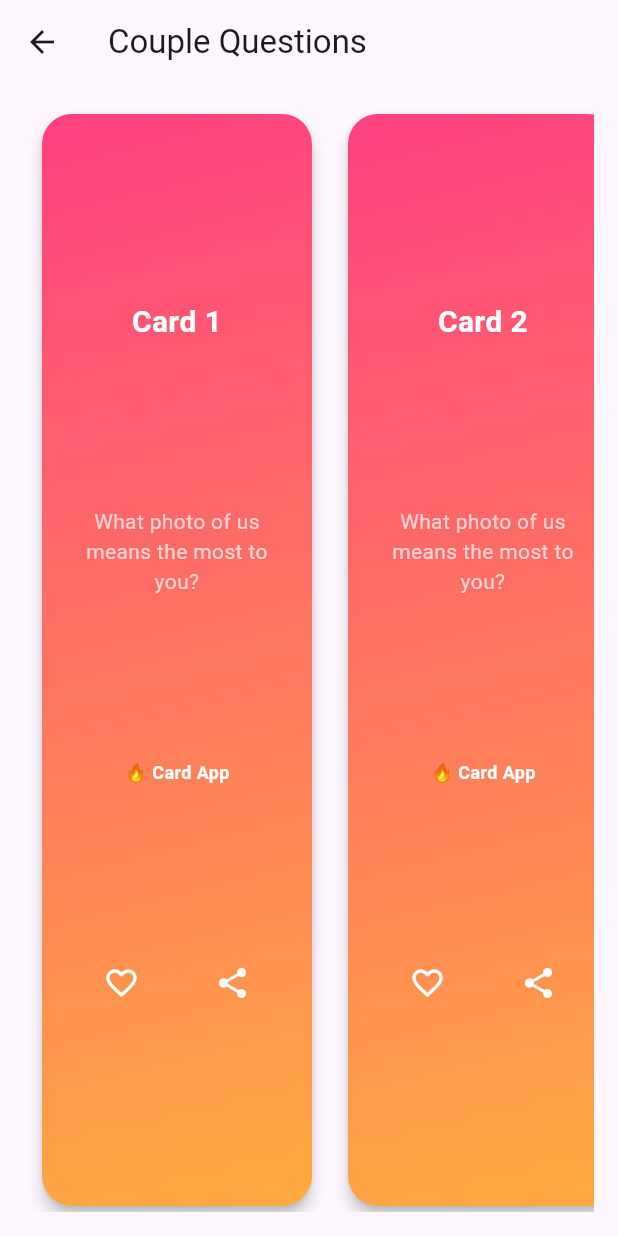
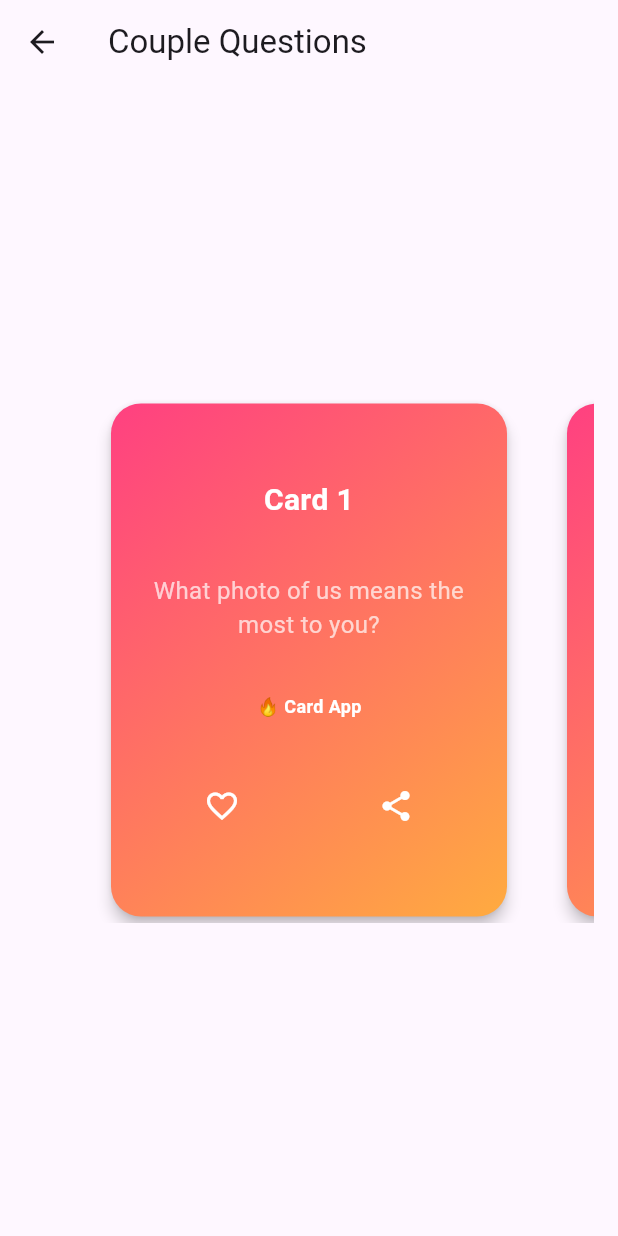
Before and after one commit to Keyhou/Card-App, a Flutter app: the screen it shows after launch, after a tap on "❤️", on a phone screen of 412 x 824 dp. Run offline on Flutter 3.47's test engine with Material 3 defaults, Android fonts, the phone set to English and light mode, and no system bars; our stand-ins replace share_plus.

Commit message:
Centered cards sliding one by one

```diff
--- a/lib/views/sliding_card_view.dart
+++ b/lib/views/sliding_card_view.dart
@@ -24,7 +24,6 @@ class _SlidingCardViewState extends State<SlidingCardView> {
   void _toggleFavorite(String card) {
     final action = widget.favorites.contains(card) ? 'removed from' : 'added to';
 
-  // Create a copy of the favorites list to update
     List<String> updatedFavorites = List.from(widget.favorites);
 
     setState(() {
@@ -35,7 +34,6 @@ void _toggleFavorite(String card) {
       }
     });
 
-  // Notify the parent widget about the updated favorites
     widget.onFavoriteUpdated(updatedFavorites);
 
     ScaffoldMessenger.of(context).showSnackBar(
@@ -45,9 +43,6 @@ void _toggleFavorite(String card) {
 
   void _shareContent(String content) {
     Share.share(content);
-    // ScaffoldMessenger.of(context).showSnackBar(
-    //   SnackBar(content: Text('Sharing $content...')),
-    // );
   }
 
   @override
@@ -56,22 +51,25 @@ void _toggleFavorite(String card) {
       appBar: AppBar(
         title: Text(widget.category),
       ),
-      body: Padding(
+      body: Center( // Center the PageView vertically
+        child: Padding(
           padding: const EdgeInsets.all(16.0),
-        child: ListView.builder(
-          scrollDirection: Axis.horizontal,
+          child: SizedBox(
+            height: 350, // Limit the height to your desired value
+            child: PageView.builder(
+              controller: PageController(viewportFraction: 0.8), // Center cards and add padding
               itemCount: cardItems.length,
               itemBuilder: (context, index) {
                 bool isFavorite = widget.favorites.contains(cardItems[index]);
 
                 return Padding(
-    padding: const EdgeInsets.symmetric(horizontal: 8.0),
+                  padding: const EdgeInsets.symmetric(horizontal: 16.0),
                   child: Card(
                     elevation: 4, // Shadow
                     shape: RoundedRectangleBorder(
                       borderRadius: BorderRadius.circular(20), // Rounded corners
                     ),
-      color: Colors.transparent, // Transparent to apply gradient
+                    color: Colors.transparent, // Transparent for gradient
                     child: Container(
                       decoration: BoxDecoration(
                         borderRadius: BorderRadius.circular(20),
@@ -81,8 +79,8 @@ itemBuilder: (context, index) {
                           end: Alignment.bottomRight,
                         ),
                       ),
-        width: 180, // Adjust card width
-        height: 250, // Adjust card height
+                      width: 300, // Original width
+                      height: 250, // Original height (smaller than before)
                       padding: const EdgeInsets.all(16.0),
                       child: Column(
                         mainAxisAlignment: MainAxisAlignment.spaceEvenly, // Space content evenly
@@ -97,11 +95,11 @@ itemBuilder: (context, index) {
                             ),
                             textAlign: TextAlign.center,
                           ),
-            // Content or placeholder
+                          // Content
                           Text(
                             "What photo of us means the most to you?",
                             style: TextStyle(
-                fontSize: 14,
+                              fontSize: 16,
                               color: Colors.white70,
                             ),
                             textAlign: TextAlign.center,
@@ -138,7 +136,9 @@ itemBuilder: (context, index) {
                     ),
                   ),
                 );
-}
+              },
+            ),
+          ),
         ),
       ),
     );
```
Also changed, not shown: lib/views/favorites_view.dart (+35 -23 lines). Lines whose indentation alone changed are shown as unchanged.
